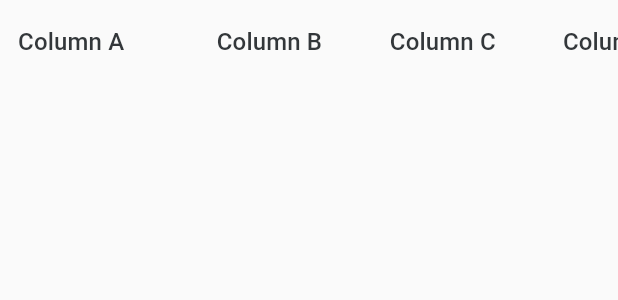
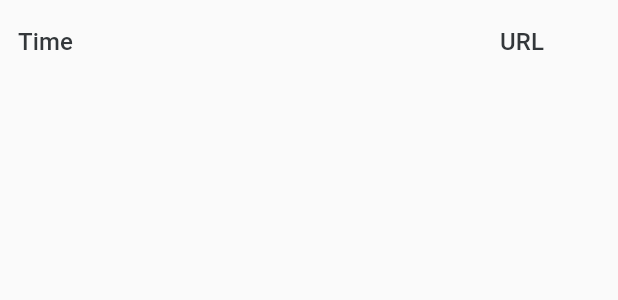
Before and after one commit to syedmurtaza108/flutter-postman, a Flutter app: the ApisListing widget shown alone on an empty page, opened directly, on a phone screen of 412 x 824 dp. Shown: the top 300 px of the screen. Run offline on Flutter 3.47's test engine with Material 2 defaults, Android fonts, the phone set to English and light mode, and no system bars; drawn by our look-alikes of data_table_2; our stand-ins replace auto_size_text, cloud_firestore, firebase_auth, firebase_core, flutter_bloc, lottie and 1 more; missing offline and left inert: dart_style, json_ast, json_editor, json_to_dart, split_view; accounts and stored records are empty.

Commit message:
data grid

```diff
--- a/lib/app/screens/apis_listing/view/apis_listing_page.dart
+++ b/lib/app/screens/apis_listing/view/apis_listing_page.dart
@@ -35,32 +35,19 @@ class _ApisListingState extends State<ApisListing> {
           minWidth: 600,
           columns: const [
             DataColumn2(
-              label: Text('Column A'),
+              label: Text('Time'),
               size: ColumnSize.L,
             ),
             DataColumn(
-              label: Text('Column B'),
-            ),
-            DataColumn(
-              label: Text('Column C'),
-            ),
-            DataColumn(
-              label: Text('Column D'),
-            ),
-            DataColumn(
-              label: Text('Column NUMBERS'),
-              numeric: true,
+              label: Text('URL'),
             ),
           ],
           rows: List<DataRow>.generate(
             items.length,
             (index) => DataRow(
               cells: [
-                DataCell(Text('A' * (10 - index % 10))),
-                DataCell(Text('B' * (10 - (index + 5) % 10))),
-                DataCell(Text('C' * (15 - (index + 5) % 10))),
-                DataCell(Text('D' * (15 - (index + 10) % 10))),
-                DataCell(Text(((index + 0.1) * 25.4).toString()))
+                DataCell(Text(items[index].time)),
+                DataCell(Text(items[index].url)),
               ],
             ),
           ),
```
Also changed, not shown: lib/app/screens/apis_listing/models/api_list_item.dart (+7 -3 lines).
